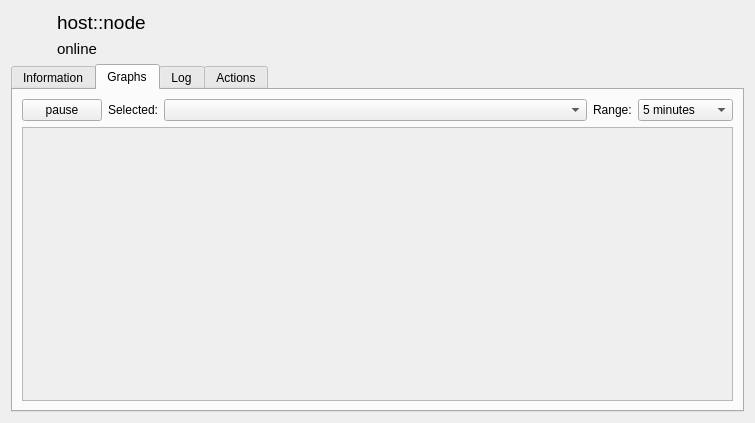
First picture: the form in rqt_arni_gui_detail/resources/SelectionWidget.ui, repository ROS-PSE/arni, before the edit.
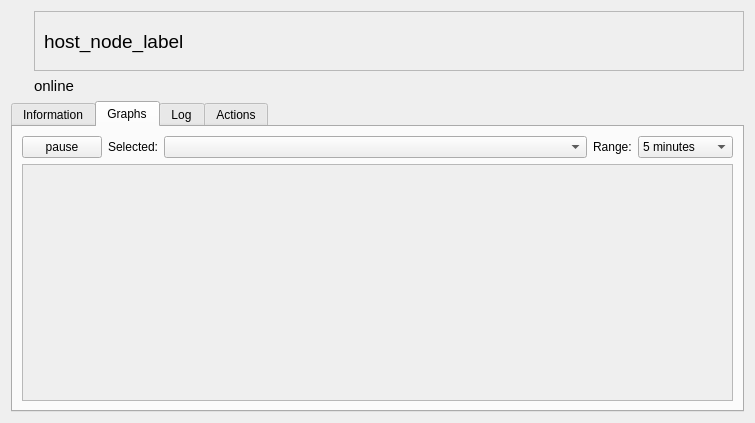
Second picture: the form after the edit. Icons and pictures are not drawn.

Commit message: seuid now shown in selection widget

Diff of the .ui file:
```diff
--- a/rqt_arni_gui_detail/resources/SelectionWidget.ui
+++ b/rqt_arni_gui_detail/resources/SelectionWidget.ui
@@ -18,6 +18,9 @@
     <layout class="QVBoxLayout" name="widget_vertical_layout">
      <item>
       <layout class="QHBoxLayout" name="status_horizontal_layout">
+       <property name="sizeConstraint">
+        <enum>QLayout::SetMinimumSize</enum>
+       </property>
        <item>
         <widget class="QLabel" name="status_light_label">
          <property name="sizePolicy">
@@ -68,15 +71,61 @@
        <item>
         <layout class="QVBoxLayout" name="labels_vertical_layout">
          <item>
-          <widget class="QLabel" name="host_node_label">
-           <property name="font">
-            <font>
-             <pointsize>14</pointsize>
-            </font>
+          <widget class="QScrollArea" name="scrollArea">
+           <property name="sizePolicy">
+            <sizepolicy hsizetype="MinimumExpanding" vsizetype="Minimum">
+             <horstretch>0</horstretch>
+             <verstretch>0</verstretch>
+            </sizepolicy>
            </property>
-           <property name="text">
-            <string>host::node</string>
+           <property name="minimumSize">
+            <size>
+             <width>100</width>
+             <height>20</height>
+            </size>
            </property>
+           <property name="maximumSize">
+            <size>
+             <width>16777215</width>
+             <height>60</height>
+            </size>
+           </property>
+           <property name="baseSize">
+            <size>
+             <width>100</width>
+             <height>20</height>
+            </size>
+           </property>
+           <property name="horizontalScrollBarPolicy">
+            <enum>Qt::ScrollBarAsNeeded</enum>
+           </property>
+           <property name="widgetResizable">
+            <bool>true</bool>
+           </property>
+           <widget class="QWidget" name="scrollAreaWidgetContents_2">
+            <property name="geometry">
+             <rect>
+              <x>0</x>
+              <y>0</y>
+              <width>677</width>
+              <height>58</height>
+             </rect>
+            </property>
+            <layout class="QVBoxLayout" name="verticalLayout_4">
+             <item>
+              <widget class="QLabel" name="host_node_label">
+               <property name="font">
+                <font>
+                 <pointsize>14</pointsize>
+                </font>
+               </property>
+               <property name="text">
+                <string>host_node_label</string>
+               </property>
+              </widget>
+             </item>
+            </layout>
+           </widget>
           </widget>
          </item>
          <item>
@@ -97,6 +146,12 @@
      </item>
      <item>
       <widget class="QTabWidget" name="tab_widget">
+       <property name="sizePolicy">
+        <sizepolicy hsizetype="Expanding" vsizetype="Expanding">
+         <horstretch>0</horstretch>
+         <verstretch>6</verstretch>
+        </sizepolicy>
+       </property>
        <property name="currentIndex">
         <number>1</number>
        </property>
@@ -223,7 +278,7 @@
                 <x>0</x>
                 <y>0</y>
                 <width>709</width>
-                <height>263</height>
+                <height>227</height>
                </rect>
               </property>
              </widget>
```
Left out of the diff: 2 changed lines with no effect on the pictures. The commit also changes 1 other file.
